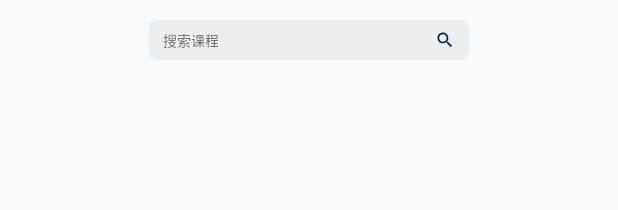
After one commit to keyebang/keyebang-1, an Android app: the layout activity_course_search.xml on its own in the app's theme, with its tools: preview values and no code run, on a phone screen of 412 x 824 dp. The commit adds this screen. Shown: the top 210 px of the screen. Run offline under Robolectric (Android 15) with nearby library versions, the phone set to English and light mode, and no system bars.

Commit message:
Add Search Course Activity

```diff
--- /dev/null
+++ b/app/src/main/res/layout/activity_course_search.xml
@@ -0,0 +1,47 @@
+<?xml version="1.0" encoding="utf-8"?>
+<LinearLayout
+    android:layout_width="match_parent"
+    android:layout_height="match_parent"
+    android:orientation="vertical"
+    xmlns:android="http://schemas.android.com/apk/res/android"
+    xmlns:app="http://schemas.android.com/apk/res-auto">
+
+    <View
+        android:layout_width="match_parent"
+        android:layout_height="20dp"/>
+
+    <androidx.constraintlayout.widget.ConstraintLayout
+        android:layout_width="320dp"
+        android:layout_gravity="center_horizontal"
+        android:layout_height="40dp">
+
+        <EditText
+            android:id="@+id/searchText"
+            android:layout_width="match_parent"
+            android:layout_height="40dp"
+            app:layout_constraintTop_toTopOf="parent"
+            app:layout_constraintBottom_toBottomOf="parent"
+            android:paddingStart="14dp"
+            android:paddingEnd="48dp"
+            android:textSize="14sp"
+            android:hint="搜索课程"
+            android:maxLines="1"
+            android:textColor="@color/themeColorBlack"
+            android:background="@drawable/bg_roundrectangle_black_alpha"/>
+
+
+        <ImageView
+            android:id="@+id/searchIcon"
+            android:layout_width="20dp"
+            android:layout_height="20dp"
+            android:layout_marginRight="14dp"
+            app:layout_constraintTop_toTopOf="parent"
+            app:layout_constraintBottom_toBottomOf="parent"
+            app:layout_constraintRight_toRightOf="parent"
+            android:src="@drawable/ic_search_black_24dp"
+            />
+
+    </androidx.constraintlayout.widget.ConstraintLayout>
+
+
+</LinearLayout>
```
Also changed, not shown: app/src/main/AndroidManifest.xml (+4 -3 lines), app/src/main/java/com/shg/keyebang/presenter/courselist/ChooseCoursePresenter.java (deleted, +0 -17 lines), app/src/main/java/com/shg/keyebang/presenter/courselist/FindCoursePresenter.java (added, +26 -0 lines), app/src/main/java/com/shg/keyebang/view/activity/CourseList/CourseListFragment.java (+10 -2 lines), app/src/main/java/com/shg/keyebang/view/activity/CourseList/SearchCourseActivity.java (added, +29 -0 lines).
